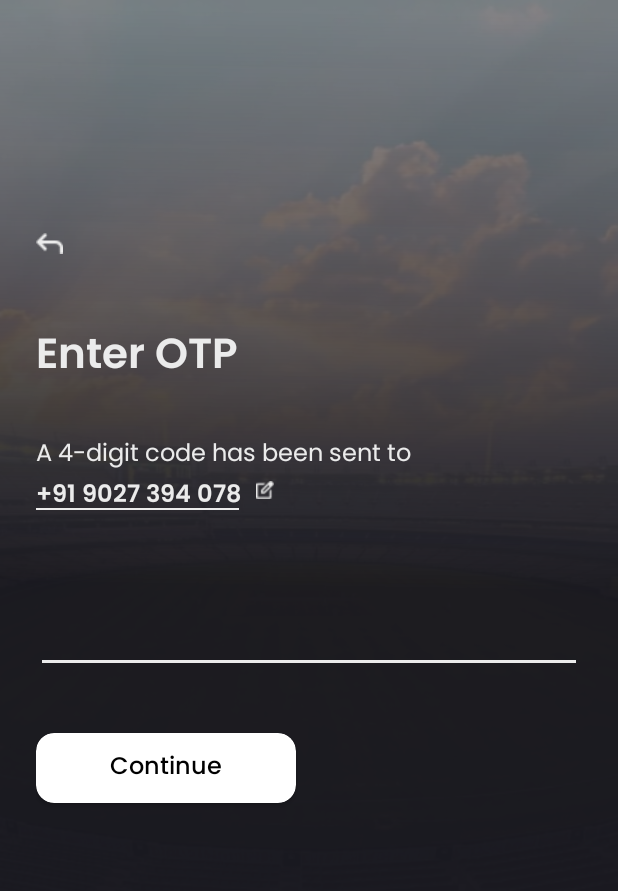
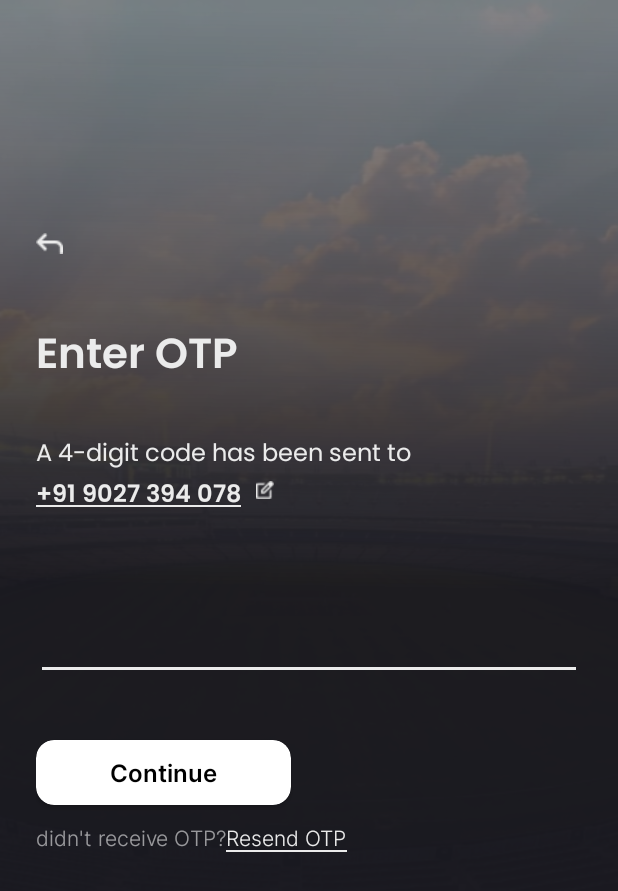
Before and after one commit to aristaAgarwal/ICC-Frontend, an Android app: the layout phone_no_otp_layout.xml on its own in the app's theme, with its tools: preview values and no code run, on a phone screen of 412 x 824 dp. Shown: the top 891 px of the screen. Run offline under Robolectric (Android 15) with nearby library versions, the phone set to English and light mode, and no system bars.

Commit message:
Otp UI in completed

```diff
--- /dev/null
+++ b/app/src/main/res/font/inter.xml
@@ -0,0 +1,5 @@
+<?xml version="1.0" encoding="utf-8"?>
+<font-family xmlns:android="http://schemas.android.com/apk/res/android">
+    <font android:fontStyle="normal" android:fontWeight="600" android:font="@font/inter_semibold" />
+    <font android:fontStyle="normal" android:fontWeight="300" android:font="@font/inter_light" />
+</font-family>
--- a/app/src/main/res/layout/phone_no_otp_layout.xml
+++ b/app/src/main/res/layout/phone_no_otp_layout.xml
@@ -46,15 +46,29 @@
             android:layout_height="wrap_content"
             android:orientation="horizontal">
 
-            <TextView
-                android:id="@+id/phone_edit"
-                android:layout_width="match_parent"
+            <LinearLayout
+                android:layout_width="wrap_content"
                 android:layout_height="wrap_content"
-                android:text="@string/phone_edit"
-                android:fontFamily="@font/poppins_semibold"
-                style="@style/light_text"/>
+                android:orientation="vertical">
+
+                <TextView
+                    android:id="@+id/phone"
+                    android:layout_width="wrap_content"
+                    android:layout_height="wrap_content"
+                    android:text="@string/phone_edit"
+                    android:fontFamily="@font/poppins_semibold"
+                    style="@style/light_text"/>
+
+                <View
+                    android:layout_height="1dp"
+                    android:layout_width="match_parent"
+                    android:layout_marginTop="-8dp"
+                    android:background="#EBEBEB" />
+
+            </LinearLayout>
 
             <ImageView
+                android:id="@+id/edit_phone"
                 android:layout_width="16dp"
                 android:layout_height="16dp"
                 android:layout_marginVertical="2dp"
@@ -64,11 +78,7 @@
         </LinearLayout>
 
 
-        <View
-            android:layout_height="1dp"
-            android:layout_width="135dp"
-            android:layout_marginTop="-6dp"
-            android:background="#EBEBEB" />
+
 
 
         <androidx.appcompat.widget.AppCompatEditText
@@ -98,10 +108,50 @@
                 android:layout_marginVertical="10dp"
                 android:layout_marginHorizontal="49dp"
                 android:text="@string/continue_string"
-                android:fontFamily="@font/poppins_medium"
+                android:fontFamily="@font/inter_semibold"
                 android:textAppearance="@style/dark_text" />
 
         </androidx.cardview.widget.CardView>
+
+        <LinearLayout
+            android:layout_width="wrap_content"
+            android:layout_height="wrap_content"
+            android:orientation="horizontal"
+            android:layout_marginTop="12dp">
+
+            <TextView
+                android:layout_width="wrap_content"
+                android:layout_height="wrap_content"
+                android:text="@string/didn_t_receive_otp"
+                android:fontFamily="@font/inter_light"
+                android:textColor="#8FFFFFFF" />
+
+            <LinearLayout
+                android:id="@+id/resend_otp"
+                android:layout_width="wrap_content"
+                android:layout_height="wrap_content"
+                android:orientation="vertical">
+
+                <TextView
+                    android:layout_width="wrap_content"
+                    android:layout_height="wrap_content"
+                    android:text="@string/resend_otp"
+                    android:fontFamily="@font/inter_light"
+                    android:textColor="#EBEBEB" />
+
+                <View
+                    android:layout_height="1dp"
+                    android:layout_width="match_parent"
+                    android:layout_marginTop="-2dp"
+                    android:background="#EBEBEB" />
+
+            </LinearLayout>
+
+
+
+        </LinearLayout>
+
+
     </LinearLayout>
 
 
--- a/app/src/main/res/values/strings.xml
+++ b/app/src/main/res/values/strings.xml
@@ -8,4 +8,6 @@
     <string name="otp_instruction">A 4-digit code has been sent to</string>
     <string name="phone_edit">+91 9027 394 078</string>
     <string name="continue_string">Continue</string>
+    <string name="didn_t_receive_otp">didn\'t receive OTP? </string>
+    <string name="resend_otp">Resend OTP</string>
 </resources>
```
Also changed, not shown: app/src/main/res/font/inter_light.ttf (added), app/src/main/res/font/inter_semibold.ttf (added).
